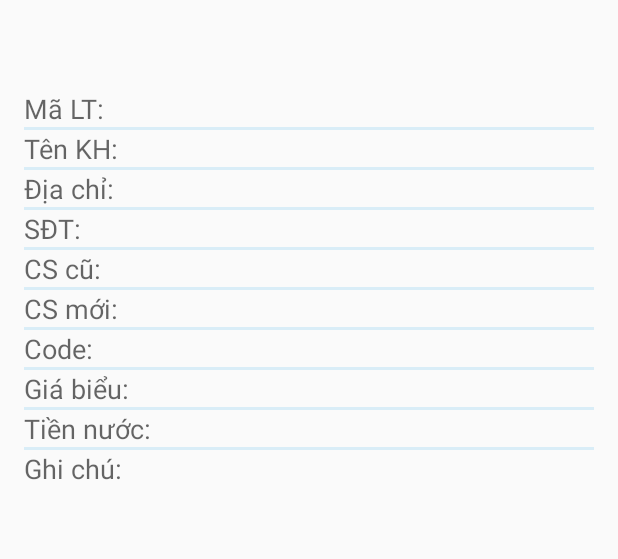
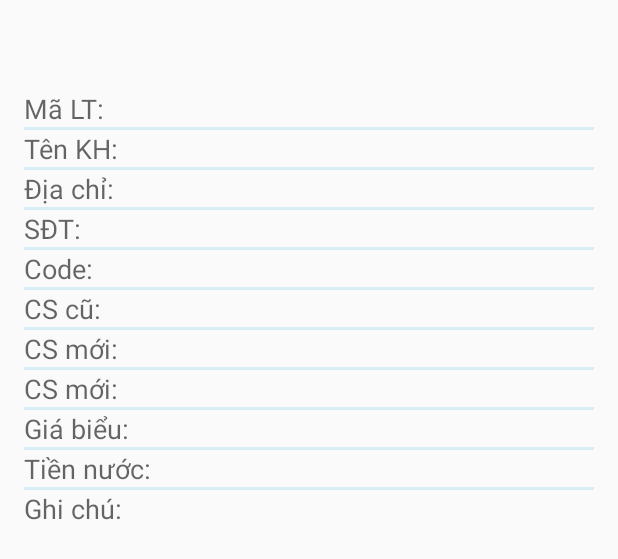
Before and after one commit to DITAGIS/DocSoTanHoa_android, an Android app: the layout layout_view_thongtin_docso.xml on its own in the app's theme, with its tools: preview values and no code run, on a phone screen of 412 x 824 dp. Shown: the top 559 px of the screen. Run offline under Robolectric (Android 15) with nearby library versions, the phone set to English and light mode, and no system bars.

Commit message:
use flag to getHoaDon at laylotrinhasycn and createView docso_fragment

```diff
--- a/app/src/main/java/com/ditagis/hcm/docsotanhoa/LoginActivity.java
+++ b/app/src/main/java/com/ditagis/hcm/docsotanhoa/LoginActivity.java
@@ -21,6 +21,7 @@ import android.widget.ImageButton;
 
 import com.ditagis.hcm.docsotanhoa.conectDB.LogInDB;
 import com.ditagis.hcm.docsotanhoa.entities.User;
+import com.ditagis.hcm.docsotanhoa.localdb.LocalDatabase;
 import com.ditagis.hcm.docsotanhoa.receiver.NetworkStateChangeReceiver;
 import com.ditagis.hcm.docsotanhoa.utities.CheckConnect;
 import com.ditagis.hcm.docsotanhoa.utities.HideKeyboard;
--- a/app/src/main/java/com/ditagis/hcm/docsotanhoa/conectDB/HoaDonDB.java
+++ b/app/src/main/java/com/ditagis/hcm/docsotanhoa/conectDB/HoaDonDB.java
@@ -4,6 +4,7 @@ import android.os.StrictMode;
 
 import com.ditagis.hcm.docsotanhoa.entities.Code_CSC_SanLuong;
 import com.ditagis.hcm.docsotanhoa.entities.HoaDon;
+import com.ditagis.hcm.docsotanhoa.utities.Flag;
 
 import java.sql.Connection;
 import java.sql.PreparedStatement;
@@ -343,7 +344,7 @@ public class HoaDonDB implements IDB<HoaDon, Boolean, String> {
                     rs4.close();
                 }
                 hoaDon = new HoaDon(dotString, danhBo, tenKhachHang, soNha, duong, giaBieu, dinhMuc, ky + "", chiSoCu, maLoTrinh,
-                        sdt);
+                        sdt, Flag.UNREAD);
                 Code_CSC_SanLuong code_csu_sanLuong = new Code_CSC_SanLuong(code1, code2, code3,
                         CSC1, CSC2, CSC3,
                         sanLuong_1, sanLuong_2, sanLuong_3);
--- a/app/src/main/res/layout/layout_view_thongtin_docso.xml
+++ b/app/src/main/res/layout/layout_view_thongtin_docso.xml
@@ -110,7 +110,27 @@
                 android:layout_width="match_parent"
                 android:layout_height="2dip"
                 android:background="@color/color_row_check_1" />
+            <!--Table row code-->
+            <TableRow android:layout_weight="1">
 
+                <TextView
+                    android:layout_column="0"
+                    android:layout_weight="1"
+                    android:text="Code: "
+                    android:textAppearance="?android:attr/textAppearanceMedium" />
+
+                <TextView
+                    android:id="@+id/txt_layout_qlds_code"
+                    android:layout_width="wrap_content"
+                    android:layout_weight="3"
+                    android:gravity="left"
+                    android:textAppearance="?android:attr/textAppearanceMedium" />
+            </TableRow>
+
+            <View
+                android:layout_width="match_parent"
+                android:layout_height="2dip"
+                android:background="@color/color_row_check_1" />
             <!--Table row chỉ số cũ-->
             <TableRow android:layout_weight="1">
 
@@ -155,17 +175,17 @@
                 android:layout_height="2dip"
                 android:background="@color/color_row_check_1" />
 
-            <!--Table row code-->
+            <!--Table row tiêu thụ-->
             <TableRow android:layout_weight="1">
 
                 <TextView
                     android:layout_column="0"
                     android:layout_weight="1"
-                    android:text="Code: "
+                    android:text="CS mới: "
                     android:textAppearance="?android:attr/textAppearanceMedium" />
 
                 <TextView
-                    android:id="@+id/txt_layout_qlds_code"
+                    android:id="@+id/txt_layout_qlds_tieuThu"
                     android:layout_width="wrap_content"
                     android:layout_weight="3"
                     android:gravity="left"
@@ -176,6 +196,7 @@
                 android:layout_width="match_parent"
                 android:layout_height="2dip"
                 android:background="@color/color_row_check_1" />
+
 
             <!--Table row giá biểu-->
             <TableRow android:layout_weight="1">
```
Also changed, not shown: app/src/main/java/com/ditagis/hcm/docsotanhoa/QuanLyDocSo.java (+4 -3 lines), app/src/main/java/com/ditagis/hcm/docsotanhoa/entities/HoaDon.java (+10 -2 lines), app/src/main/java/com/ditagis/hcm/docsotanhoa/localdb/LocalDatabase.java (+13 -8 lines), app/src/main/java/com/ditagis/hcm/docsotanhoa/utities/Flag.java (added, +11 -0 lines).
